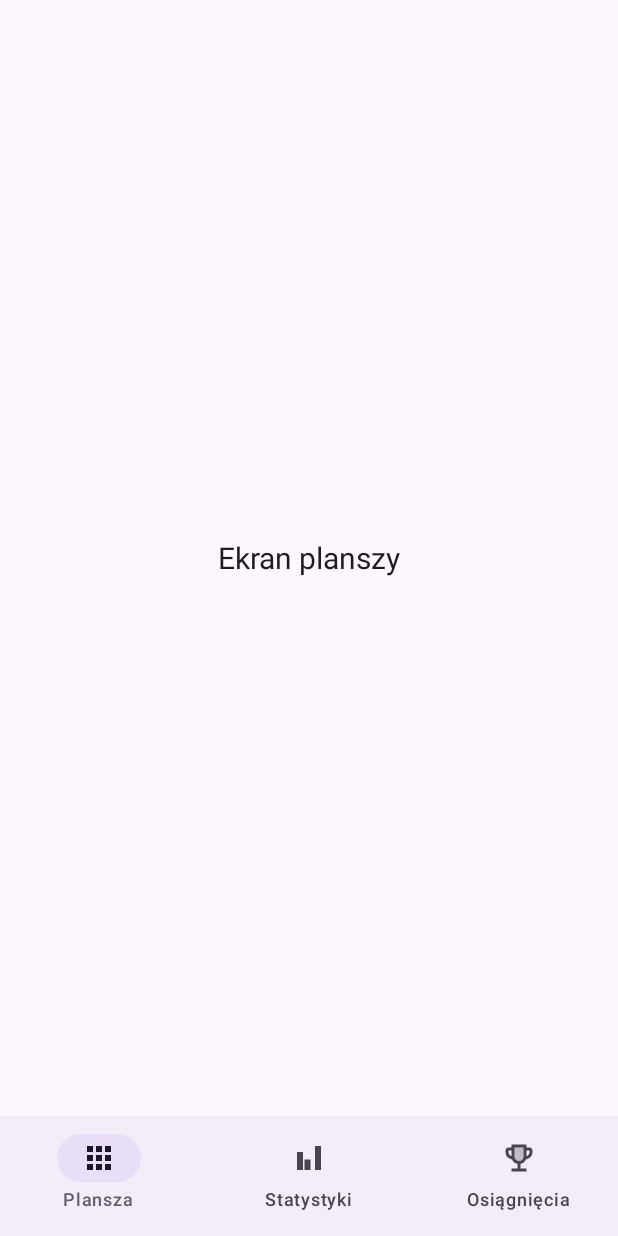
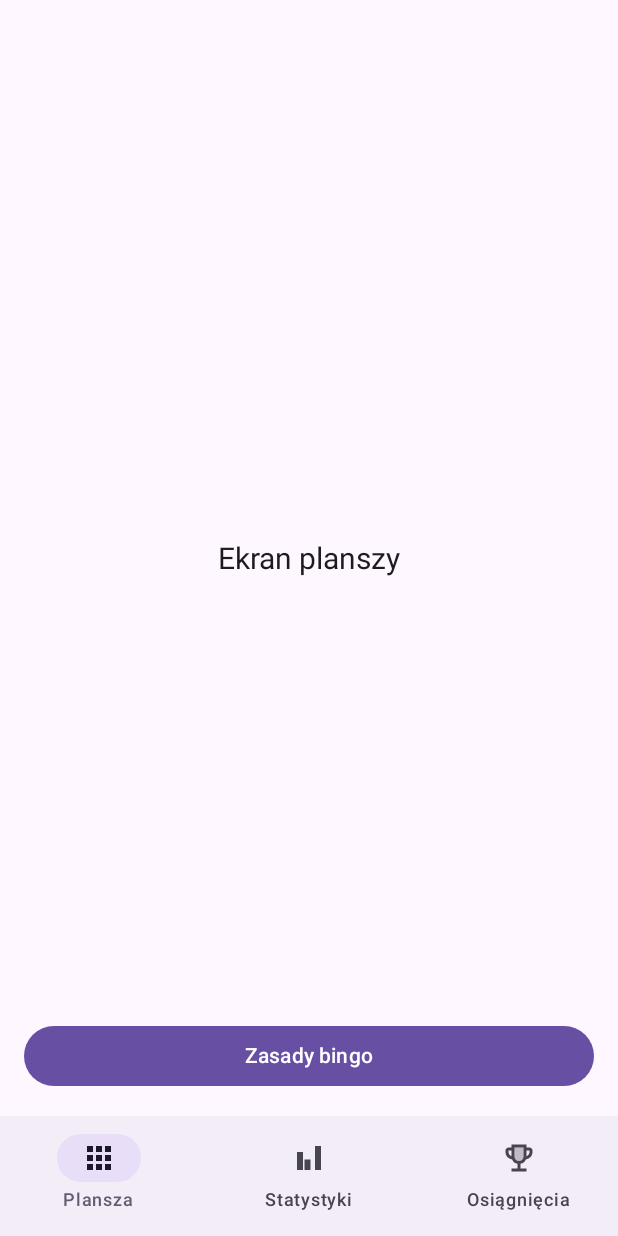
Before and after one commit to Agneshka1/Bingohood, an Android app built with Jetpack Compose: the screen it shows after launch (MainActivity), on a phone screen of 412 x 824 dp. Run offline under Robolectric (Android 15) with nearby library versions, the phone set to English and light mode, and no system bars.

Commit message:
Dodanie ekranu zasad i nawigacji

```diff
--- a/app/src/main/java/pl/bingohood/app/board/BoardScreen.kt
+++ b/app/src/main/java/pl/bingohood/app/board/BoardScreen.kt
@@ -2,17 +2,39 @@ package pl.bingohood.app.board
 
 import androidx.compose.foundation.layout.Box
 import androidx.compose.foundation.layout.fillMaxSize
+import androidx.compose.foundation.layout.fillMaxWidth
+import androidx.compose.foundation.layout.padding
+import androidx.compose.material3.Button
 import androidx.compose.material3.Text
 import androidx.compose.runtime.Composable
 import androidx.compose.ui.Alignment
 import androidx.compose.ui.Modifier
+import androidx.compose.ui.unit.dp
 import androidx.compose.ui.unit.sp
 
 @Composable
-fun BoardScreen() {
+fun BoardScreen(onNavigateToGuide: () -> Unit) {
     Box(
-        modifier = Modifier.fillMaxSize(),
-        contentAlignment = Alignment.Center,
-        content = { Text("Ekran planszy", fontSize = 20.sp) }
-    )
+        modifier = Modifier.fillMaxSize()
+    ) {
+
+        Box(
+            modifier = Modifier.fillMaxSize(),
+            contentAlignment = Alignment.Center,
+            content = { Text("Ekran planszy", fontSize = 20.sp) }
+        )
+        Box(
+            modifier = Modifier
+                .fillMaxSize()
+                .padding(16.dp),
+            contentAlignment = Alignment.BottomCenter
+        ) {
+            Button(
+                onClick = onNavigateToGuide,
+                modifier = Modifier.fillMaxWidth()
+            ) {
+                Text(text = "Zasady bingo")
+            }
+        }
+    }
 }
--- a/app/src/main/java/pl/bingohood/app/navigation/MainScreen.kt
+++ b/app/src/main/java/pl/bingohood/app/navigation/MainScreen.kt
@@ -17,6 +17,7 @@ import androidx.navigation.compose.currentBackStackEntryAsState
 import androidx.navigation.compose.rememberNavController
 import pl.bingohood.app.achievements.AchievementsScreen
 import pl.bingohood.app.board.BoardScreen
+import pl.bingohood.app.guide.GuideScreen
 import pl.bingohood.app.stats.StatsScreen
 
 @Composable
@@ -42,10 +43,27 @@ fun MainScreen() {
         }
 
     ) { innerPadding ->
-        NavHost(navController, BoardRoute, Modifier.padding(innerPadding)) {
-            composable<BoardRoute> { BoardScreen() }
+        NavHost(navController = navController, startDestination = BoardRoute, modifier = Modifier.padding(innerPadding)) {
+
+            composable<BoardRoute> {
+                BoardScreen(
+                    onNavigateToGuide = {
+                        navController.navigate(GuideRoute)
+                    }
+                )
+            }
+
             composable<StatsRoute> { StatsScreen() }
+
             composable<AchievementsRoute> { AchievementsScreen() }
+
+            composable<GuideRoute> {
+                GuideScreen(
+                    onNavigateBack = {
+                        navController.popBackStack()
+                    }
+                )
+            }
         }
     }
 }
--- a/app/src/main/java/pl/bingohood/app/navigation/Routes.kt
+++ b/app/src/main/java/pl/bingohood/app/navigation/Routes.kt
@@ -6,6 +6,10 @@ import kotlinx.serialization.Serializable
 object BoardRoute : Route
 
 @Serializable
+object GuideRoute : Route {
+}
+
+@Serializable
 object StatsRoute : Route
 
 @Serializable
```
Also changed, not shown: app/src/main/java/pl/bingohood/app/guide/GuideScreen.kt (added, +33 -0 lines).
